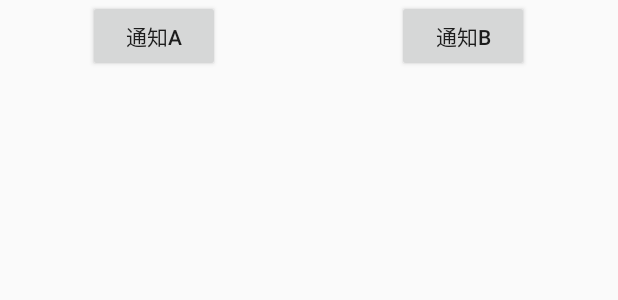
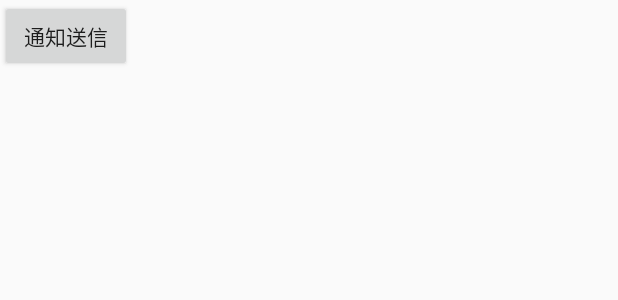
Before and after one commit to Takeshi-Akiyama/Android, an Android app: the layout activity_main.xml on its own in the app's theme, with its tools: preview values and no code run, on a phone screen of 412 x 824 dp. Shown: the top 300 px of the screen. Run offline under Robolectric (Android 15) with nearby library versions, the phone set to English and light mode, and no system bars.

Commit message:
[OreoNotification] とりあえず動く

```diff
--- a/Java/OreoNotification/app/src/main/AndroidManifest.xml
+++ b/Java/OreoNotification/app/src/main/AndroidManifest.xml
@@ -1,6 +1,8 @@
 <?xml version="1.0" encoding="utf-8"?>
 <manifest xmlns:android="http://schemas.android.com/apk/res/android"
           package="com.example.takeshi_a.oreonotification">
+
+    <uses-permission android:name="android.permission.VIBRATE" />
 
     <application
         android:allowBackup="true"
--- a/Java/OreoNotification/app/src/main/res/layout/activity_main.xml
+++ b/Java/OreoNotification/app/src/main/res/layout/activity_main.xml
@@ -1,36 +1,16 @@
 <?xml version="1.0" encoding="utf-8"?>
-<LinearLayout
+<android.support.constraint.ConstraintLayout
     xmlns:android="http://schemas.android.com/apk/res/android"
+    xmlns:app="http://schemas.android.com/apk/res-auto"
     xmlns:tools="http://schemas.android.com/tools"
     android:layout_width="match_parent"
     android:layout_height="match_parent"
     tools:context="com.example.takeshi_a.oreonotification.MainActivity">
 
-    <!-- 通知ボタンA -->
-    <RelativeLayout
-        android:layout_width="match_parent"
+    <Button
+        android:id="@+id/send"
+        android:layout_width="wrap_content"
         android:layout_height="wrap_content"
-        android:layout_weight="1">
+        android:text="通知送信"/>
 
-        <Button
-            android:id="@+id/btn_send_notificationA"
-            android:text="@string/btn_send_notification_a"
-            android:layout_width="wrap_content"
-            android:layout_height="wrap_content"
-            android:layout_centerHorizontal="true"/>
-    </RelativeLayout>
-
-    <!-- 通知ボタンB -->
-    <RelativeLayout
-        android:layout_width="match_parent"
-        android:layout_height="wrap_content"
-        android:layout_weight="1">
-
-        <Button
-            android:id="@+id/btn_send_notificationB"
-            android:text="@string/btn_send_notification_b"
-            android:layout_width="wrap_content"
-            android:layout_height="wrap_content"
-            android:layout_centerHorizontal="true"/>
-    </RelativeLayout>
-</LinearLayout>
+</android.support.constraint.ConstraintLayout>
```
Also changed, not shown: Java/OreoNotification/app/src/main/java/com/example/takeshi_a/oreonotification/MainActivity.java (+78 -25 lines), Java/OreoNotification/app/src/main/res/drawable/small_notification_icon.png (added), 2 other files.
